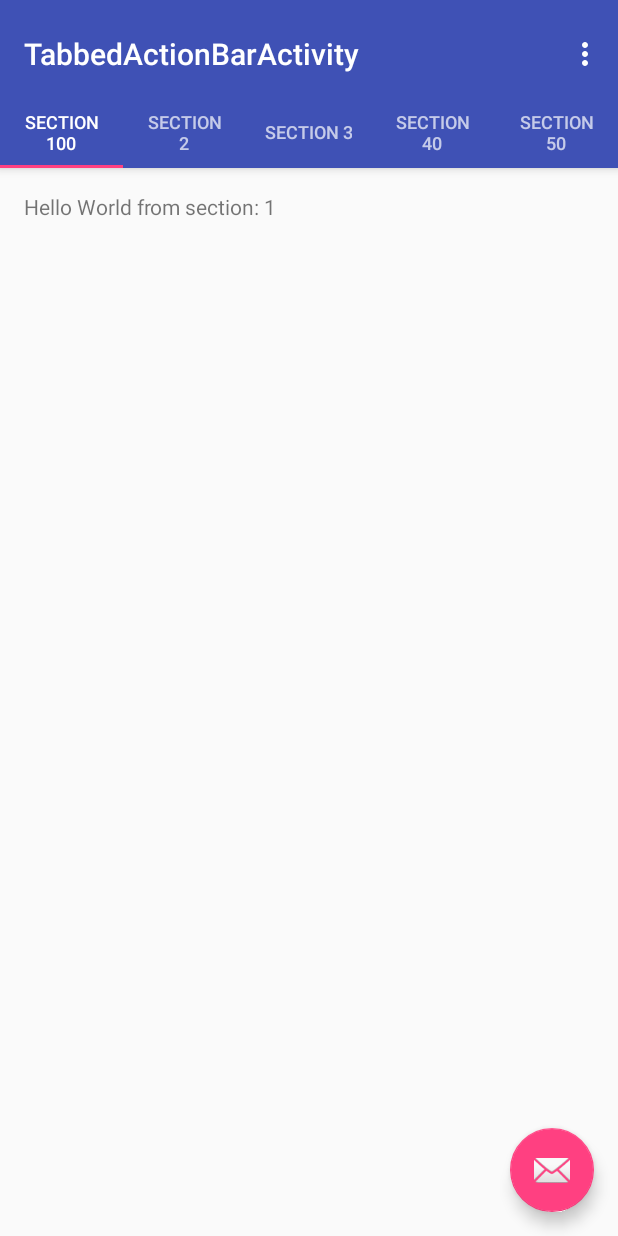
After one commit to GeneSJC/AndStudio.TemplateDemo, an Android app: the TabbedActionBarActivity screen opened directly, with no data from a screen before it, on a phone screen of 412 x 824 dp. The commit adds this screen. Run offline under Robolectric (Android 15) with nearby library versions, the phone set to English and light mode, and no system bars.

Commit message:
1. added demo for TabbedActionBarActivity.. 2. rfctrd xml file names to be better/cleaner/tighter

```diff
--- a/app/src/main/AndroidManifest.xml
+++ b/app/src/main/AndroidManifest.xml
@@ -32,6 +32,11 @@
             android:label="@string/title_activity_fullscreen"
             android:theme="@style/FullscreenTheme">
         </activity>
+        <activity
+            android:name=".activity.TabbedActionBarActivity"
+            android:label="@string/title_activity_tabbed_action_bar"
+            android:theme="@style/AppTheme.NoActionBar">
+        </activity>
     </application>
 
 </manifest>
--- a/app/src/main/java/com/demo/app4/activity/DrawerMainActivity.java
+++ b/app/src/main/java/com/demo/app4/activity/DrawerMainActivity.java
@@ -58,7 +58,7 @@ public class DrawerMainActivity extends AppCompatActivity
     @Override
     public boolean onCreateOptionsMenu(Menu menu) {
         // Inflate the menu; this adds items to the action bar if it is present.
-        getMenuInflater().inflate(R.menu.drawer_main, menu);
+        getMenuInflater().inflate(R.menu.menu_drawer_main_settings, menu);
         return true;
     }
 
@@ -94,12 +94,16 @@ public class DrawerMainActivity extends AppCompatActivity
         if (id == R.id.nav_fullscreen) {
 
             intent = new Intent(this, FullscreenActivity.class);
-
         }
         else if (id == R.id.nav_drawabledragdrop) {
 
             intent = new Intent(this, DrawableDragDropActivity.class);
         }
+        else if (id == R.id.nav_tabbedactionbar) {
+
+            intent = new Intent(this, TabbedActionBarActivity.class);
+        }
+
 
 //        if (id == R.id.nav_camera) {
 //
--- /dev/null
+++ b/app/src/main/java/com/demo/app4/activity/TabbedActionBarActivity.java
@@ -0,0 +1,166 @@
+package com.demo.app4.activity;
+
+import android.os.Bundle;
+import android.support.design.widget.FloatingActionButton;
+import android.support.design.widget.Snackbar;
+import android.support.design.widget.TabLayout;
+import android.support.v4.app.Fragment;
+import android.support.v4.app.FragmentManager;
+import android.support.v4.app.FragmentPagerAdapter;
+import android.support.v4.view.ViewPager;
+import android.support.v7.app.AppCompatActivity;
+import android.support.v7.widget.Toolbar;
+import android.view.LayoutInflater;
+import android.view.Menu;
+import android.view.MenuItem;
+import android.view.View;
+import android.view.ViewGroup;
+import android.widget.TextView;
+
+import com.demo.app4.R;
+
+public class TabbedActionBarActivity extends AppCompatActivity {
+
+    /**
+     * The {@link android.support.v4.view.PagerAdapter} that will provide
+     * fragments for each of the sections. We use a
+     * {@link FragmentPagerAdapter} derivative, which will keep every
+     * loaded fragment in memory. If this becomes too memory intensive, it
+     * may be best to switch to a
+     * {@link android.support.v4.app.FragmentStatePagerAdapter}.
+     */
+    private SectionsPagerAdapter mSectionsPagerAdapter;
+
+    /**
+     * The {@link ViewPager} that will host the section contents.
+     */
+    private ViewPager mViewPager;
+
+    @Override
+    protected void onCreate(Bundle savedInstanceState) {
+        super.onCreate(savedInstanceState);
+        setContentView(R.layout.activity_tabbed_action_bar);
+
+        Toolbar toolbar = (Toolbar) findViewById(R.id.toolbar);
+        setSupportActionBar(toolbar);
+        // Create the adapter that will return a fragment for each of the three
+        // primary sections of the activity.
+        mSectionsPagerAdapter = new SectionsPagerAdapter(getSupportFragmentManager());
+
+        // Set up the ViewPager with the sections adapter.
+        mViewPager = (ViewPager) findViewById(R.id.container);
+        mViewPager.setAdapter(mSectionsPagerAdapter);
+
+        TabLayout tabLayout = (TabLayout) findViewById(R.id.tabs);
+        tabLayout.setupWithViewPager(mViewPager);
+
+        FloatingActionButton fab = (FloatingActionButton) findViewById(R.id.fab);
+        fab.setOnClickListener(new View.OnClickListener() {
+            @Override
+            public void onClick(View view) {
+                Snackbar.make(view, "Replace with your own action", Snackbar.LENGTH_LONG)
+                        .setAction("Action", null).show();
+            }
+        });
+
+    }
+
+
+    @Override
+    public boolean onCreateOptionsMenu(Menu menu) {
+        // Inflate the menu; this adds items to the action bar if it is present.
+        getMenuInflater().inflate(R.menu.menu_tabbed_action_bar, menu);
+        return true;
+    }
+
+    @Override
+    public boolean onOptionsItemSelected(MenuItem item) {
+        // Handle action bar item clicks here. The action bar will
+        // automatically handle clicks on the Home/Up button, so long
+        // as you specify a parent activity in AndroidManifest.xml.
+        int id = item.getItemId();
+
+        //noinspection SimplifiableIfStatement
+        if (id == R.id.action_settings) {
+            return true;
+        }
+
+        return super.onOptionsItemSelected(item);
+    }
+
+    /**
+     * A placeholder fragment containing a simple view.
+     */
+    public static class PlaceholderFragment extends Fragment {
+        /**
+         * The fragment argument representing the section number for this
+         * fragment.
+         */
+        private static final String ARG_SECTION_NUMBER = "section_number";
+
+        public PlaceholderFragment() {
+        }
+
+        /**
+         * Returns a new instance of this fragment for the given section
+         * number.
+         */
+        public static PlaceholderFragment newInstance(int sectionNumber) {
+            PlaceholderFragment fragment = new PlaceholderFragment();
+            Bundle args = new Bundle();
+            args.putInt(ARG_SECTION_NUMBER, sectionNumber);
+            fragment.setArguments(args);
+            return fragment;
+        }
+
+        @Override
+        public View onCreateView(LayoutInflater inflater, ViewGroup container,
+                                 Bundle savedInstanceState) {
+            View rootView = inflater.inflate(R.layout.fragment_tabbed_action_bar, container, false);
+            TextView textView = (TextView) rootView.findViewById(R.id.section_label);
+            textView.setText(getString(R.string.section_format, getArguments().getInt(ARG_SECTION_NUMBER)));
+            return rootView;
+        }
+    }
+
+    /**
+     * A {@link FragmentPagerAdapter} that returns a fragment corresponding to
+     * one of the sections/tabs/pages.
+     */
+    public class SectionsPagerAdapter extends FragmentPagerAdapter {
+
+        public SectionsPagerAdapter(FragmentManager fm) {
+            super(fm);
+        }
+
+        @Override
+        public Fragment getItem(int position) {
+            // getItem is called to instantiate the fragment for the given page.
+            // Return a PlaceholderFragment (defined as a static inner class below).
+            return PlaceholderFragment.newInstance(position + 1);
+        }
+
+        @Override
+        public int getCount() {
+            // Show 3 total pages.
+            return 5;
+        }
+
+        @Override
+        public CharSequence getPageTitle(int position) {
+            switch (position) {
+                case 0:
+                    return "SECTION 100";
+                case 1:
+                    return "SECTION 2";
+                case 2:
+                    return "SECTION 3";
+                case 3:
+                    return "SECTION 40";
+                case 4:
+                    return "SECTION 50";
+            }
+            return null;
+        }
+    }
+}
--- a/app/src/main/res/layout/activity_drawer_main.xml
+++ b/app/src/main/res/layout/activity_drawer_main.xml
@@ -21,6 +21,6 @@
         android:layout_gravity="start"
         android:fitsSystemWindows="true"
         app:headerLayout="@layout/nav_header_drawer_main"
-        app:menu="@menu/activity_drawer_main_drawer"/>
+        app:menu="@menu/menu_drawer_main_nav"/>
 
 </android.support.v4.widget.DrawerLayout>
--- /dev/null
+++ b/app/src/main/res/layout/activity_tabbed_action_bar.xml
@@ -0,0 +1,49 @@
+<?xml version="1.0" encoding="utf-8"?>
+<android.support.design.widget.CoordinatorLayout android:id="@+id/main_content"
+                                                 xmlns:android="http://schemas.android.com/apk/res/android"
+                                                 xmlns:app="http://schemas.android.com/apk/res-auto"
+                                                 xmlns:tools="http://schemas.android.com/tools"
+                                                 android:layout_width="match_parent"
+                                                 android:layout_height="match_parent"
+                                                 android:fitsSystemWindows="true"
+                                                 tools:context="com.demo.app1.activity.TabbedActionBarActivity">
+
+    <android.support.design.widget.AppBarLayout
+        android:id="@+id/appbar"
+        android:layout_width="match_parent"
+        android:layout_height="wrap_content"
+        android:paddingTop="@dimen/appbar_padding_top"
+        android:theme="@style/AppTheme.AppBarOverlay">
+
+        <android.support.v7.widget.Toolbar
+            android:id="@+id/toolbar"
+            android:layout_width="match_parent"
+            android:layout_height="?attr/actionBarSize"
+            android:background="?attr/colorPrimary"
+            app:layout_scrollFlags="scroll|enterAlways"
+            app:popupTheme="@style/AppTheme.PopupOverlay">
+
+        </android.support.v7.widget.Toolbar>
+
+        <android.support.design.widget.TabLayout
+            android:id="@+id/tabs"
+            android:layout_width="match_parent"
+            android:layout_height="wrap_content"/>
+
+    </android.support.design.widget.AppBarLayout>
+
+    <android.support.v4.view.ViewPager
+        android:id="@+id/container"
+        android:layout_width="match_parent"
+        android:layout_height="match_parent"
+        app:layout_behavior="@string/appbar_scrolling_view_behavior"/>
+
+    <android.support.design.widget.FloatingActionButton
+        android:id="@+id/fab"
+        android:layout_width="wrap_content"
+        android:layout_height="wrap_content"
+        android:layout_gravity="end|bottom"
+        android:layout_margin="@dimen/fab_margin"
+        android:src="@android:drawable/ic_dialog_email"/>
+
+</android.support.design.widget.CoordinatorLayout>
--- /dev/null
+++ b/app/src/main/res/layout/fragment_tabbed_action_bar.xml
@@ -0,0 +1,16 @@
+<RelativeLayout xmlns:android="http://schemas.android.com/apk/res/android"
+                xmlns:tools="http://schemas.android.com/tools"
+                android:layout_width="match_parent"
+                android:layout_height="match_parent"
+                android:paddingBottom="@dimen/activity_vertical_margin"
+                android:paddingLeft="@dimen/activity_horizontal_margin"
+                android:paddingRight="@dimen/activity_horizontal_margin"
+                android:paddingTop="@dimen/activity_vertical_margin"
+                tools:context="com.demo.app4.activity.TabbedActionBarActivity$PlaceholderFragment">
+
+    <TextView
+        android:id="@+id/section_label"
+        android:layout_width="wrap_content"
+        android:layout_height="wrap_content"/>
+
+</RelativeLayout>
--- a/app/src/main/res/menu/activity_drawer_main_drawer.xml
+++ b/app/src/main/res/menu/menu_drawer_main_nav.xml
@@ -14,18 +14,25 @@
             android:title="~Fullscreen"/>
 
         <item
-            android:id="@+id/nav_camera"
-            android:icon="@drawable/ic_menu_camera"
-            android:title="Import"/>
+            android:id="@+id/nav_tabbedactionbar"
+            android:icon="@drawable/ic_menu_slideshow"
+            android:title="Tabbed Action Bar"/>
 
-        <item
-            android:id="@+id/nav_manage"
-            android:icon="@drawable/ic_menu_manage"
-            android:title="Tools"/>
     </group>
 
-    <item android:title="Communicate">
+    <item android:title="Pending Impl.">
         <menu>
+
+            <item
+                android:id="@+id/nav_camera"
+                android:icon="@drawable/ic_menu_camera"
+                android:title="Import"/>
+
+            <item
+                android:id="@+id/nav_manage"
+                android:icon="@drawable/ic_menu_manage"
+                android:title="Tools"/>
+
             <item
                 android:id="@+id/nav_share"
                 android:icon="@drawable/ic_menu_share"
--- /dev/null
+++ b/app/src/main/res/menu/menu_tabbed_action_bar.xml
@@ -0,0 +1,10 @@
+<menu xmlns:android="http://schemas.android.com/apk/res/android"
+      xmlns:app="http://schemas.android.com/apk/res-auto"
+      xmlns:tools="http://schemas.android.com/tools"
+      tools:context="com.demo.app4.activity.TabbedActionBarActivity">
+    <item
+        android:id="@+id/action_settings"
+        android:orderInCategory="100"
+        android:title="@string/action_settings"
+        app:showAsAction="never"/>
+</menu>
--- a/app/src/main/res/values/dimens.xml
+++ b/app/src/main/res/values/dimens.xml
@@ -8,4 +8,5 @@
     <dimen name="activity_horizontal_margin">16dp</dimen>
     <dimen name="activity_vertical_margin">16dp</dimen>
     <dimen name="fab_margin">16dp</dimen>
+    <dimen name="appbar_padding_top">8dp</dimen>
 </resources>
--- a/app/src/main/res/values/strings.xml
+++ b/app/src/main/res/values/strings.xml
@@ -68,4 +68,6 @@
     <string name="title_activity_fullscreen">FullscreenActivity</string>
     <string name="dummy_button">Dummy Button</string>
     <string name="dummy_content">DUMMY\nCONTENT</string>
+    <string name="title_activity_tabbed_action_bar">TabbedActionBarActivity</string>
+    <string name="section_format">Hello World from section: %1$d</string>
 </resources>
```
Also changed, not shown: app/src/main/res/menu/menu_drawer_main_settings.xml (renamed from app/src/main/res/menu/drawer_main.xml).
